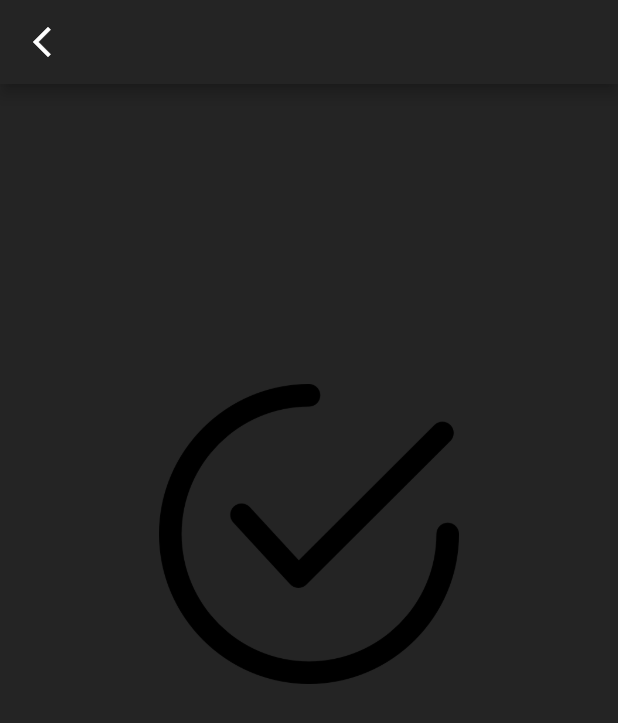
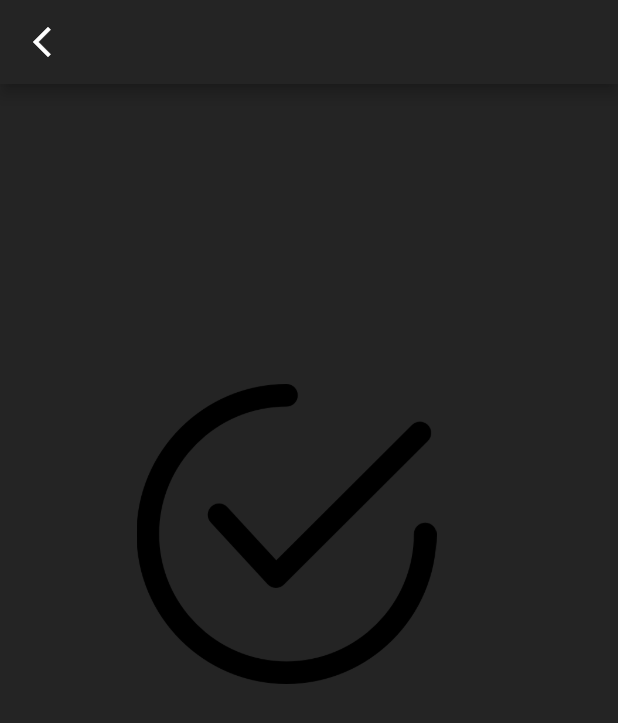
Before and after one commit to PI-VN-Treinamentos/Vn-projeto-final, a Flutter app: the link screen opened directly, on a phone screen of 412 x 824 dp. Shown: the top 723 px of the screen. Run offline on Flutter 3.47's test engine with Material 2 defaults, Android fonts, the phone set to English and light mode, and no system bars.

Commit message:
alterações

```diff
--- a/lib/pages/link.dart
+++ b/lib/pages/link.dart
@@ -15,7 +15,7 @@ class link extends StatelessWidget {
         padding: const EdgeInsets.only(
           top:200,
           left:40,
-          right:40,
+          right:70,
         ),
          color: const Color.fromARGB(255, 36, 36, 36),
         child: ListView(
--- a/lib/pages/login.dart
+++ b/lib/pages/login.dart
@@ -271,7 +271,7 @@ class _LoginPageState extends State<LoginPage> {
                         color: Colors.white,
                         decoration: TextDecoration.none,
                         fontFamily: 'Lexend',
-                        fontSize: 23,
+                        fontSize: 24,
                       ),
                     ),
                   ),
--- a/lib/pages/principal.dart
+++ b/lib/pages/principal.dart
@@ -14,8 +14,6 @@ class principal extends StatelessWidget {
          body: Container(
         padding: const EdgeInsets.only(
           top:200,
-          left:40,
-          right:40,
         ),
          color: const Color.fromARGB(255, 36, 36, 36),
         child: ListView(
```
